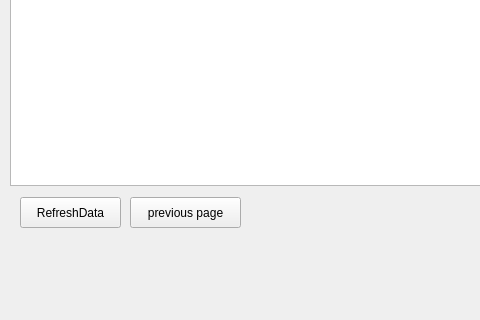
Above: mainwindow.ui from aliysefian/qt-test before the change; both pictures show x 0 to 480 and y 180 to 500 of the 1055 by 500 pixel window. Below: the same form after it.
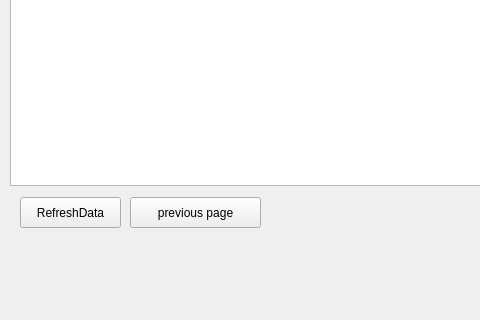
That is the form after the change. Icons and pictures are not drawn.

```diff
--- a/mainwindow.ui
+++ b/mainwindow.ui
@@ -98,7 +98,7 @@
      <rect>
       <x>130</x>
       <y>360</y>
-      <width>111</width>
+      <width>131</width>
       <height>31</height>
      </rect>
     </property>
```
Left out of the diff: 4 changed lines with no effect on the pictures.
